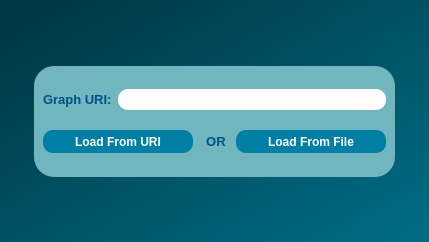
Above: dialogs/ui/loadgraphdialog.ui from sparqlunicorn/sparqlunicornGoesGIS before the change. Below: the same form after it.
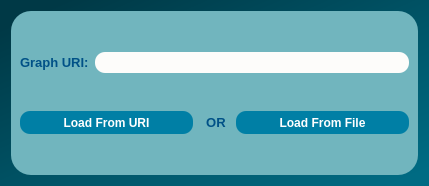
That is the form after the change.

Patch:
```diff
--- a/dialogs/ui/loadgraphdialog.ui
+++ b/dialogs/ui/loadgraphdialog.ui
@@ -7,7 +7,7 @@
     <x>0</x>
     <y>0</y>
     <width>429</width>
-    <height>242</height>
+    <height>186</height>
    </rect>
   </property>
   <property name="minimumSize">
@@ -25,33 +25,7 @@
 </string>
   </property>
   <layout class="QGridLayout" name="gridLayout_2">
-   <item row="0" column="1">
-    <spacer name="verticalSpacer_2">
-     <property name="orientation">
-      <enum>Qt::Vertical</enum>
-     </property>
-     <property name="sizeHint" stdset="0">
-      <size>
-       <width>20</width>
-       <height>48</height>
-      </size>
-     </property>
-    </spacer>
-   </item>
-   <item row="1" column="0">
-    <spacer name="horizontalSpacer">
-     <property name="orientation">
-      <enum>Qt::Horizontal</enum>
-     </property>
-     <property name="sizeHint" stdset="0">
-      <size>
-       <width>16</width>
-       <height>20</height>
-      </size>
-     </property>
-    </spacer>
-   </item>
-   <item row="1" column="1" rowspan="2">
+   <item row="0" column="0" rowspan="2">
     <widget class="QFrame" name="frame">
      <property name="minimumSize">
       <size>
@@ -59,12 +33,6 @@
        <height>111</height>
       </size>
      </property>
-     <property name="maximumSize">
-      <size>
-       <width>361</width>
-       <height>111</height>
-      </size>
-     </property>
      <property name="styleSheet">
       <string notr="true">QObject#frame{
 	background-color:qlineargradient(spread:pad, x1:0, y1:0, x2:1, y2:1, stop:0.0113636 rgba(113, 181, 190, 255));
@@ -209,32 +177,6 @@
      </layout>
     </widget>
    </item>
-   <item row="2" column="2">
-    <spacer name="horizontalSpacer_2">
-     <property name="orientation">
-      <enum>Qt::Horizontal</enum>
-     </property>
-     <property name="sizeHint" stdset="0">
-      <size>
-       <width>16</width>
-       <height>20</height>
-      </size>
-     </property>
-    </spacer>
-   </item>
-   <item row="3" column="1">
-    <spacer name="verticalSpacer">
-     <property name="orientation">
-      <enum>Qt::Vertical</enum>
-     </property>
-     <property name="sizeHint" stdset="0">
-      <size>
-       <width>20</width>
-       <height>47</height>
-      </size>
-     </property>
-    </spacer>
-   </item>
   </layout>
  </widget>
  <resources/>
```
